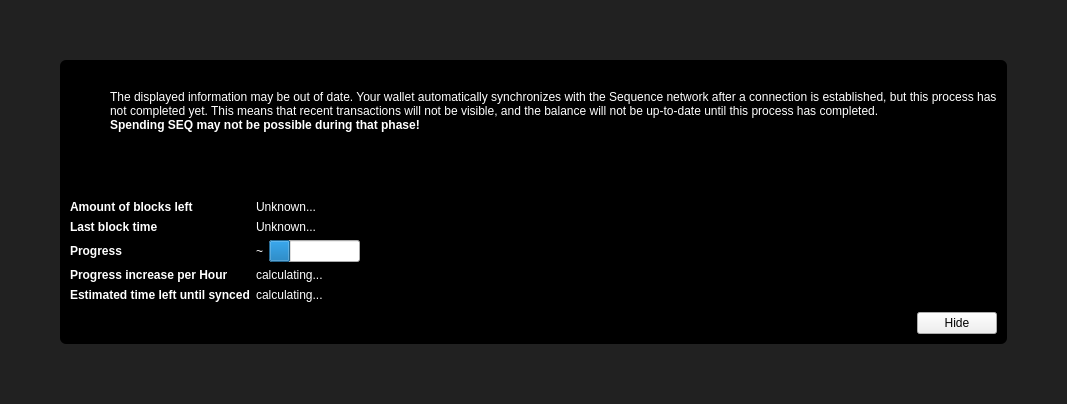
Above: src/qt/forms/modaloverlay.ui from duality-solutions/Sequence before the change. Below: the same form after it.
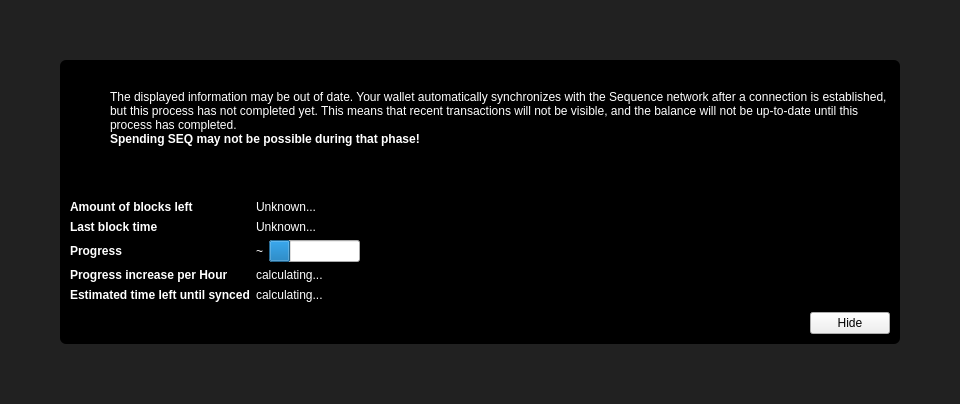
That is the form after the change. Icons and pictures are not drawn. Custom widgets are drawn as their Qt base class.

Patch:
```diff
--- a/src/qt/forms/modaloverlay.ui
+++ b/src/qt/forms/modaloverlay.ui
@@ -6,7 +6,7 @@
    <rect>
     <x>0</x>
     <y>0</y>
-    <width>1067</width>
+    <width>960</width>
     <height>404</height>
    </rect>
   </property>
```
